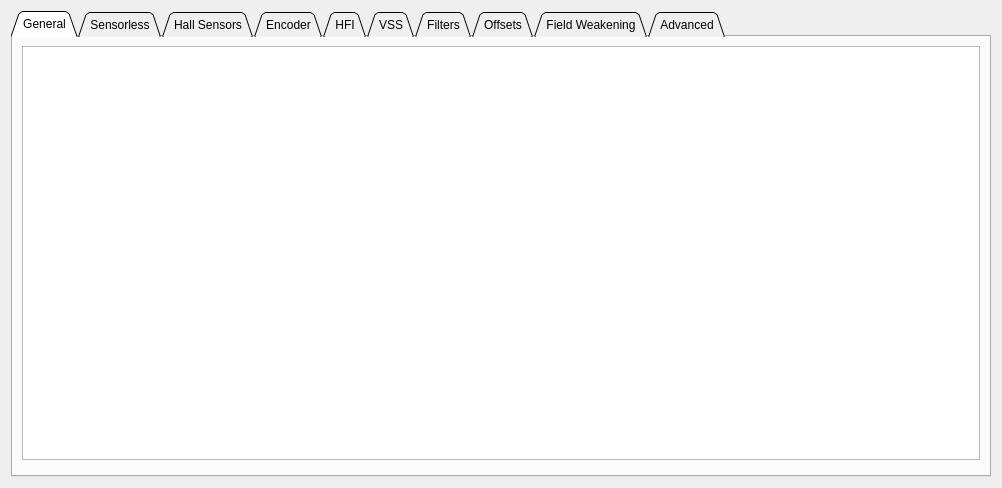
Above: pages/pagefoc.ui from vedderb/vesc_tool before the change. Below: the same form after it.
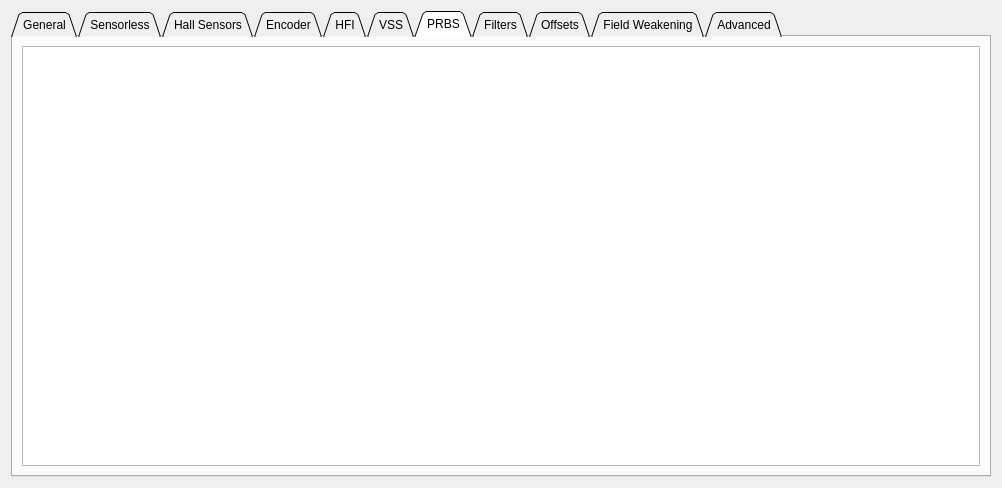
That is the form after the change. The open tabs and pages were chosen to show the change. Custom widgets are drawn as their Qt base class.

Commit message: [PRBS] Add PRBS support to UI and configuration telemetry

The edit to the form file:
```diff
--- a/pages/pagefoc.ui
+++ b/pages/pagefoc.ui
@@ -150,6 +150,16 @@
        </item>
       </layout>
      </widget>
+     <widget class="QWidget" name="tab_prbs">
+      <attribute name="title">
+       <string>PRBS</string>
+      </attribute>
+      <layout class="QVBoxLayout" name="verticalLayout_prbs">
+       <item>
+        <widget class="ParamTable" name="prbsTab"/>
+       </item>
+      </layout>
+     </widget>
      <widget class="QWidget" name="tab_8">
       <attribute name="title">
        <string>Filters</string>
```
The commit also changes 2 other files.
